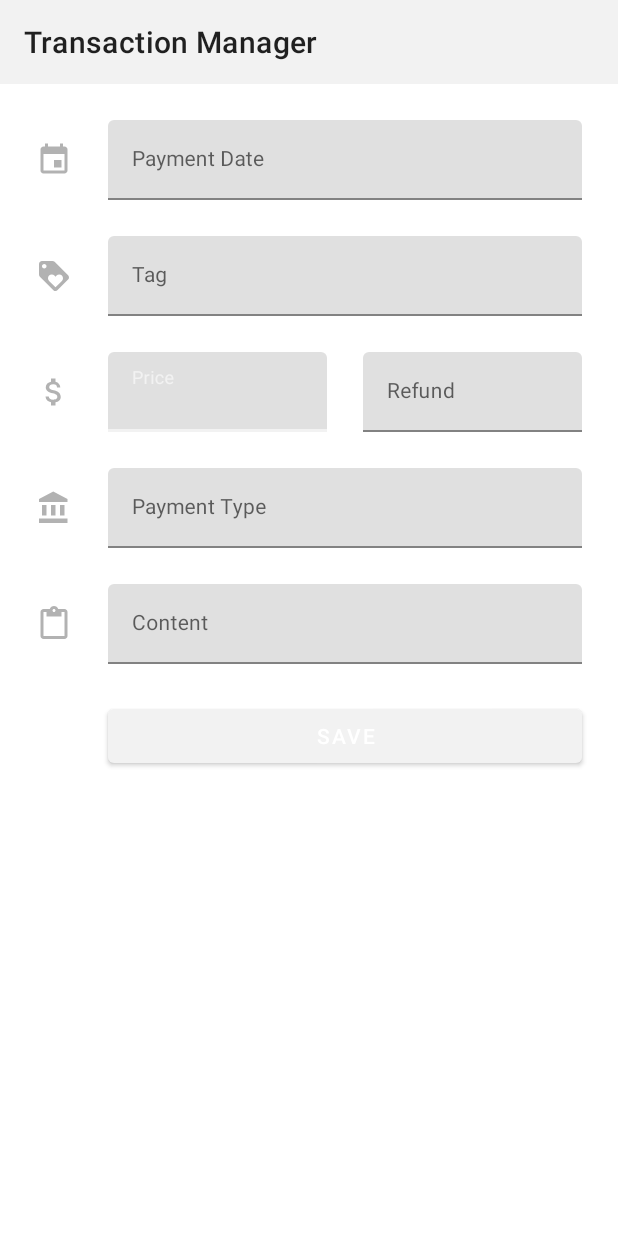
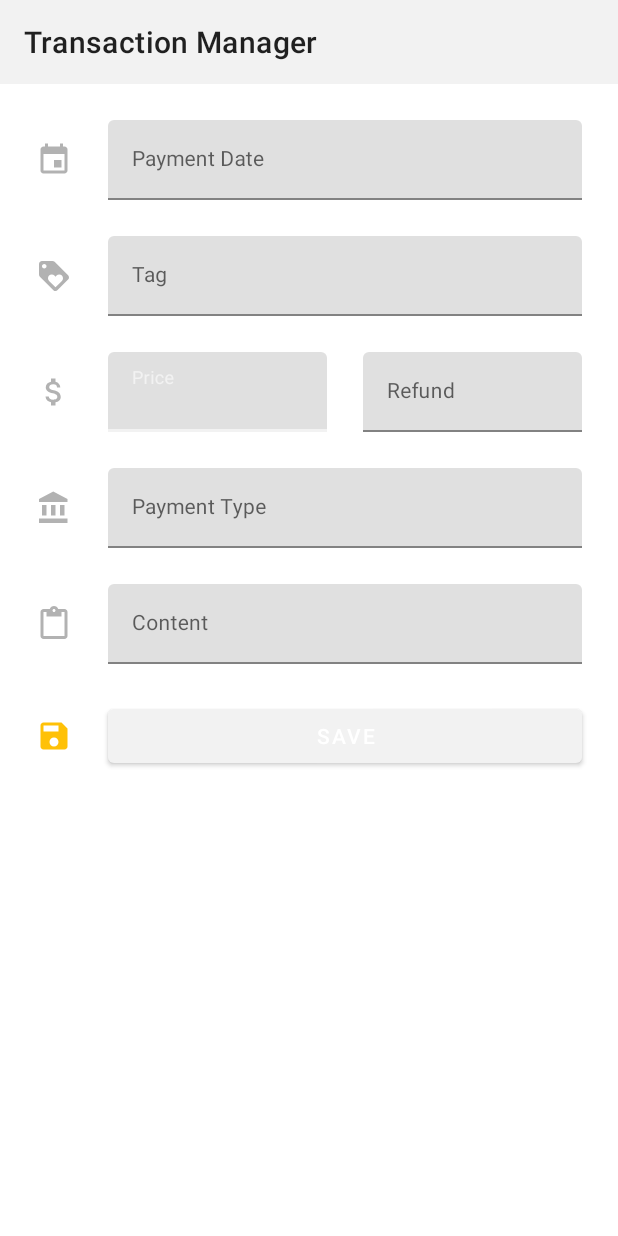
Before and after one commit to enirsilvaferraz/Money-Control, an Android app: the screen it shows after launch (TransactionManagerActivity), after a tap on an icon or button, on a phone screen of 412 x 824 dp. Run offline under Robolectric (Android 15) with nearby library versions, the phone set to English and light mode, and no system bars; our stand-ins replace Dagger/Hilt's generated code, Firebase (no records; nobody signed in at launch, a user with empty details on screens opened directly); 8 statements that could not run were skipped.

Commit message:
Ajustes na tela de cadastro de transacoes

```diff
--- a/app/src/main/AndroidManifest.xml
+++ b/app/src/main/AndroidManifest.xml
@@ -25,7 +25,8 @@
         <activity
             android:name=".ui.transactionmanager.TransactionManagerActivity"
             android:label="@string/transaction_manager_title"
-            android:theme="@style/AppTheme"></activity>
+            android:theme="@style/AppTheme"
+            android:windowSoftInputMode="stateVisible|adjustResize"></activity>
 
     </application>
 
--- a/app/src/main/java/com/system/moneycontrol/di/FirebaseFirestoreModule.kt
+++ b/app/src/main/java/com/system/moneycontrol/di/FirebaseFirestoreModule.kt
@@ -21,13 +21,13 @@ class FirebaseFirestoreModule {
 
     @Named(ConstantsDI.FIRESTORE_PAYMENTTYPE)
     @Provides
-    fun provideFirebasePaymentType(): CollectionReference = getFirestoreInstance().collection("paymentTypes")
+    fun provideFirebasePaymentType(): CollectionReference = getFirestoreInstance().collection("types")
 
     private fun getFirestoreInstance(): FirebaseFirestore {
         val instance = FirebaseFirestore.getInstance()
-        instance.firestoreSettings = FirebaseFirestoreSettings.Builder()
-                .setPersistenceEnabled(true)
-                .build()
+//        instance.firestoreSettings = FirebaseFirestoreSettings.Builder()
+//                .setPersistenceEnabled(true)
+//                .build()
         return instance
     }
 }
--- a/app/src/main/java/com/system/moneycontrol/infrastructure/MyViewUtils.kt
+++ b/app/src/main/java/com/system/moneycontrol/infrastructure/MyViewUtils.kt
@@ -15,7 +15,7 @@ class MyViewUtils @Inject constructor(val context: Context) {
 
     fun showListDialog(title: String, list: List<DialogItem>, callback: (DialogItem) -> Unit) {
 
-        val arrayAdapter = ArrayAdapter<String>(context, R.layout.item_list_single, list.map { it.getDescription() })
+        val arrayAdapter = ArrayAdapter<String>(context, R.layout.item_list_single, android.R.id.text1, list.map { it.getDescription() })
 
         val function: (DialogInterface, Int) -> Unit = { dialogInterface, selectedIndex ->
             callback(list[selectedIndex])
--- a/app/src/main/java/com/system/moneycontrol/model/repositories/PaymentTypeRepository.kt
+++ b/app/src/main/java/com/system/moneycontrol/model/repositories/PaymentTypeRepository.kt
@@ -15,8 +15,8 @@ class PaymentTypeRepository @Inject constructor(@Named(ConstantsDI.FIRESTORE_PAY
     fun getList(onSuccess: ((List<PaymentType>) -> Unit)?, onFailure: ((Exception) -> Unit)?) {
 
         collection.get()
-                .addOnCompleteListener { task ->
-                    onSuccess?.invoke(task.result.documents.map {
+                .addOnSuccessListener { task ->
+                    onSuccess?.invoke(task.documents.map {
                         it.toObject(PaymentTypeMapper::class.java)!!.toModel(it.id)
                     })
                 }
--- a/app/src/main/java/com/system/moneycontrol/model/repositories/TagRepository.kt
+++ b/app/src/main/java/com/system/moneycontrol/model/repositories/TagRepository.kt
@@ -15,13 +15,13 @@ class TagRepository @Inject constructor(@Named(ConstantsDI.FIRESTORE_TAG) val co
     fun getList(onSuccess: ((List<Tag>) -> Unit)?, onFailure: ((Exception) -> Unit)?) {
 
         collection.get()
-                .addOnCompleteListener { task ->
-                    onSuccess?.invoke(task.result.documents.map {
+                .addOnFailureListener {
+                    onFailure?.invoke(it)
+                }
+                .addOnSuccessListener { task->
+                    onSuccess?.invoke(task.documents.map {
                         it.toObject(TagMapper::class.java)!!.toModel(it.id)
                     })
-                }
-                .addOnFailureListener {
-                    onFailure?.invoke(it)
                 }
     }
 
--- a/app/src/main/java/com/system/moneycontrol/ui/home/HomeFragment.kt
+++ b/app/src/main/java/com/system/moneycontrol/ui/home/HomeFragment.kt
@@ -26,7 +26,7 @@ class HomeFragment @Inject constructor() : DaggerFragment(), HomeContract.View {
 
     override fun onViewCreated(view: View, savedInstanceState: Bundle?) {
         super.onViewCreated(view, savedInstanceState)
-        presenter.init()
+        //presenter.init()
     }
 
     override fun setTitle(title: String) {
--- a/app/src/main/java/com/system/moneycontrol/ui/transactionmanager/TransactionManagerPresenter.kt
+++ b/app/src/main/java/com/system/moneycontrol/ui/transactionmanager/TransactionManagerPresenter.kt
@@ -13,7 +13,7 @@ import java.util.*
 import javax.inject.Inject
 
 class TransactionManagerPresenter @Inject constructor(
-        val view: TransactionManagerContract.View,
+        private val view: TransactionManagerContract.View,
         private val transactionBusiness: TransactionManagerBusiness,
         private val paymentTypeBusiness: PaymentTypeManagerBusiness,
         private val tagManagerBusiness: TagManagerBusiness,
@@ -43,7 +43,7 @@ class TransactionManagerPresenter @Inject constructor(
         }
 
         paymentTypeBusiness.getAll({
-            view.showTagDialog(it, callback)
+            view.showPaymentTypeDialog(it, callback)
         }, {
             view.showError(it.message!!)
         })
--- a/app/src/main/res/layout/fragment_transaction_manager.xml
+++ b/app/src/main/res/layout/fragment_transaction_manager.xml
@@ -1,10 +1,16 @@
 <?xml version="1.0" encoding="utf-8"?>
-<androidx.constraintlayout.widget.ConstraintLayout xmlns:android="http://schemas.android.com/apk/res/android"
+
+<androidx.core.widget.NestedScrollView xmlns:android="http://schemas.android.com/apk/res/android"
     xmlns:app="http://schemas.android.com/apk/res-auto"
     xmlns:tools="http://schemas.android.com/tools"
     android:layout_width="match_parent"
     android:layout_height="match_parent"
     tools:showIn="@layout/activity_transaction_manager">
+
+    <androidx.constraintlayout.widget.ConstraintLayout
+        android:layout_width="match_parent"
+        android:layout_height="match_parent">
+
 
         <androidx.appcompat.widget.AppCompatImageView
             android:id="@+id/mPaymentDateImage"
@@ -34,7 +40,7 @@
                 android:id="@+id/mPaymentDateValue"
                 android:layout_width="match_parent"
                 android:layout_height="wrap_content"
-            android:enabled="false"
+                android:focusable="false"
                 android:hint="@string/transaction_payment_date"
                 android:textSize="14sp"
                 tools:text="24 de Janeiro de 2018" />
@@ -69,7 +75,7 @@
                 android:id="@+id/mTagValue"
                 android:layout_width="match_parent"
                 android:layout_height="wrap_content"
-            android:enabled="false"
+                android:focusable="false"
                 android:hint="@string/transaction_tag"
                 android:textSize="14sp"
                 tools:text="Aluguel" />
@@ -106,6 +112,7 @@
                 android:layout_width="match_parent"
                 android:layout_height="wrap_content"
                 android:hint="@string/transaction_price"
+                android:inputType="numberDecimal"
                 android:lines="1"
                 android:textSize="14sp"
                 tools:text="R$ 1.000,00" />
@@ -129,6 +136,7 @@
                 android:layout_width="match_parent"
                 android:layout_height="wrap_content"
                 android:hint="@string/transaction_refund"
+                android:inputType="numberDecimal"
                 android:lines="1"
                 android:textSize="14sp" />
 
@@ -162,7 +170,7 @@
                 android:id="@+id/mTypeValue"
                 android:layout_width="match_parent"
                 android:layout_height="wrap_content"
-            android:enabled="false"
+                android:focusable="false"
                 android:hint="@string/transaction_payment_type"
                 android:textSize="14sp"
                 tools:text="Conta Corrente do Itaú" />
@@ -203,6 +211,18 @@
 
         </com.google.android.material.textfield.TextInputLayout>
 
+        <androidx.appcompat.widget.AppCompatImageView
+            android:id="@+id/mSaveImage"
+            android:layout_width="wrap_content"
+            android:layout_height="wrap_content"
+            android:layout_marginStart="24dp"
+            android:tint="@color/accent"
+            android:importantForAccessibility="no"
+            app:layout_constraintBottom_toBottomOf="@+id/mSaveButtom"
+            app:layout_constraintStart_toStartOf="parent"
+            app:layout_constraintTop_toTopOf="@+id/mSaveButtom"
+            app:srcCompat="@drawable/ic_save_black_24dp" />
+
         <com.google.android.material.button.MaterialButton
             android:id="@+id/mSaveButtom"
             style="@style/Widget.MaterialComponents.Button"
@@ -210,9 +230,13 @@
             android:layout_height="wrap_content"
             android:layout_marginTop="24dp"
             android:layout_marginEnd="24dp"
+            android:layout_marginBottom="16dp"
             android:text="@string/system_save"
+            app:layout_constraintBottom_toBottomOf="parent"
             app:layout_constraintEnd_toEndOf="parent"
             app:layout_constraintStart_toStartOf="@+id/mContentContainer"
             app:layout_constraintTop_toBottomOf="@+id/mContentContainer" />
 
     </androidx.constraintlayout.widget.ConstraintLayout>
+
+</androidx.core.widget.NestedScrollView>
```
Also changed, not shown: app/src/main/java/com/system/moneycontrol/ui/transactionmanager/TransactionManagerFragment.kt (+7 -7 lines). Lines whose indentation alone changed are shown as unchanged.
